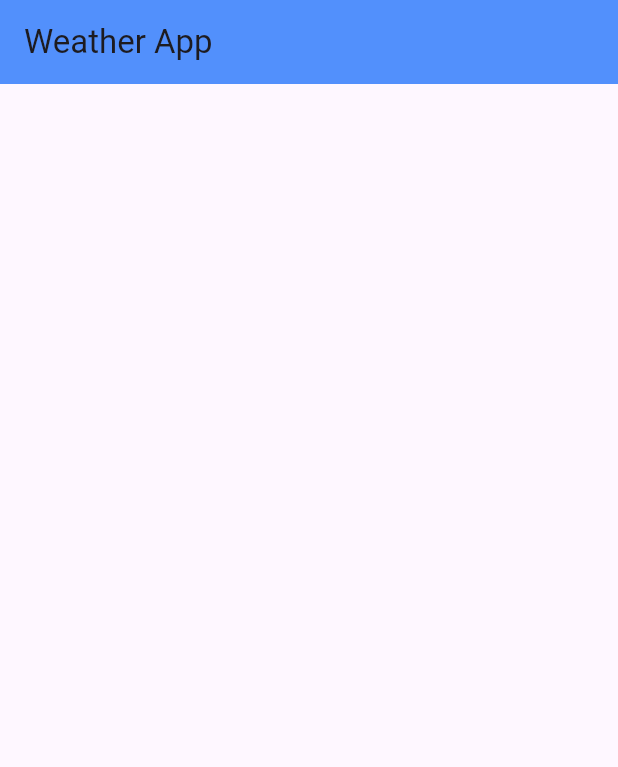
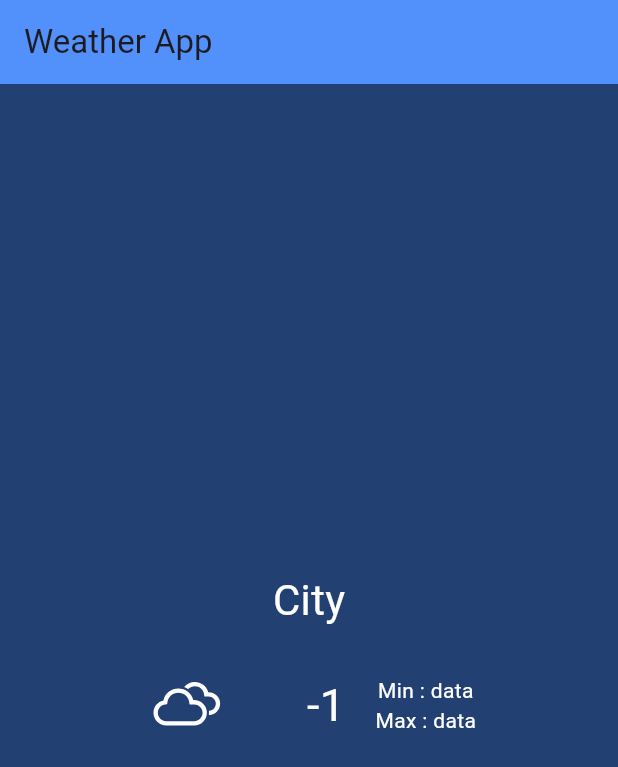
Before and after one commit to cahitsurucu/Weather-App, a Flutter app: the screen it shows after launch, on a phone screen of 412 x 824 dp. Shown: the top 767 px of the screen. Run offline on Flutter 3.47's test engine with Material 3 defaults, Android fonts, the phone set to English and light mode, and no system bars; our stand-ins replace weather_icons.

Commit message:
Home Page Design

```diff
--- a/weather_app/lib/consts/consts.dart
+++ b/weather_app/lib/consts/consts.dart
@@ -1,3 +1,17 @@
 import 'package:flutter/material.dart';
+import 'package:weather_icons/weather_icons.dart';
 
+//Colors
 Color appBarbgColor = const Color.fromARGB(255, 82, 144, 252);
+Color bgColor = const Color.fromARGB(255, 35, 64, 114);
+
+// TextColors
+Color textColor = const Color.fromARGB(255, 255, 255, 255);
+
+//Icons
+IconData sunny = WeatherIcons.day_sunny;
+IconData rain = WeatherIcons.rain;
+IconData cloudy = WeatherIcons.cloudy;
+
+//IconColors
+Color iconColor = const Color.fromARGB(255, 255, 255, 255);
--- a/weather_app/lib/screens/home.dart
+++ b/weather_app/lib/screens/home.dart
@@ -13,6 +13,55 @@ class Home extends StatelessWidget {
           backgroundColor: appBarbgColor,
           title: const Text("Weather App"),
         ),
+        body: Container(
+          color: bgColor,
+          child: Center(
+            child: Column(
+              mainAxisAlignment: MainAxisAlignment.center,
+              children: [
+                Text(
+                  "City",
+                  style: TextStyle(fontSize: 28, color: textColor),
+                ),
+                const SizedBox(
+                  height: 20,
+                ),
+                Row(
+                  mainAxisAlignment: MainAxisAlignment.center,
+                  children: [
+                    Icon(
+                      color: iconColor,
+                      cloudy,
+                      size: 60,
+                    ),
+                    const SizedBox(
+                      width: 50,
+                    ),
+                    Text(
+                      "-1",
+                      style: TextStyle(fontSize: 30, color: textColor),
+                    ),
+                    const SizedBox(
+                      width: 20,
+                    ),
+                    Column(
+                      children: [
+                        Text(
+                          "Min : " + "data",
+                          style: TextStyle(color: textColor),
+                        ),
+                        Text(
+                          "Max : " + "data",
+                          style: TextStyle(color: textColor),
+                        ),
+                      ],
+                    )
+                  ],
+                )
+              ],
+            ),
+          ),
+        ),
       ),
     );
   }
--- a/weather_app/pubspec.yaml
+++ b/weather_app/pubspec.yaml
@@ -35,6 +35,7 @@ dependencies:
   # The following adds the Cupertino Icons font to your application.
   # Use with the CupertinoIcons class for iOS style icons.
   cupertino_icons: ^1.0.6
+  weather_icons:
 
 dev_dependencies:
   flutter_test:
```
